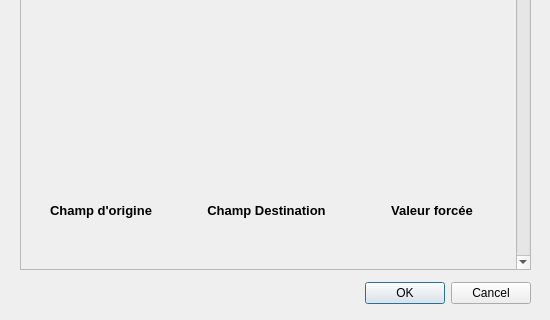
First picture: the form in Super_Copier_dialog_fields.ui, repository IDTruke/QGIS-Super_Copier, before the edit; both pictures show x 0 to 550 and y 167 to 487 of the 550 by 487 pixel window.
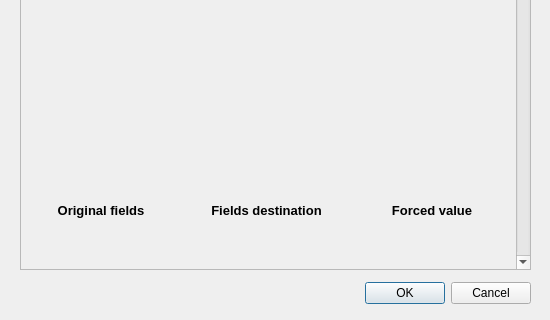
Second picture: the form after the edit.

What changed in the file:
```diff
--- a/Super_Copier_dialog_fields.ui
+++ b/Super_Copier_dialog_fields.ui
@@ -98,7 +98,7 @@
             </size>
            </property>
            <property name="text">
-            <string>&lt;html&gt;&lt;head/&gt;&lt;body style=&quot;background-color:LightGrey&quot;&gt;&lt;p align=&quot;center&quot;&gt;&lt;span style=&quot; font-size:10pt; font-weight:600;&quot;&gt;Champ Destination&lt;/span&gt;&lt;/p&gt;&lt;/body&gt;&lt;/html&gt;</string>
+            <string>&lt;html&gt;&lt;head/&gt;&lt;body style=&quot;background-color:LightGrey&quot;&gt;&lt;p align=&quot;center&quot;&gt;&lt;span style=&quot; font-size:10pt; font-weight:600;&quot;&gt;Fields destination&lt;/span&gt;&lt;/p&gt;&lt;/body&gt;&lt;/html&gt;</string>
            </property>
           </widget>
          </item>
@@ -111,7 +111,7 @@
             </size>
            </property>
            <property name="text">
-            <string>&lt;html&gt;&lt;head/&gt;&lt;body style=&quot;background-color:LightGrey&quot;&gt;&lt;p align=&quot;center&quot;&gt;&lt;span style=&quot; font-size:10pt; font-weight:600;&quot;&gt;Champ d'origine&lt;/span&gt;&lt;/p&gt;&lt;/body&gt;&lt;/html&gt;</string>
+            <string>&lt;html&gt;&lt;head/&gt;&lt;body style=&quot;background-color:LightGrey&quot;&gt;&lt;p align=&quot;center&quot;&gt;&lt;span style=&quot; font-size:10pt; font-weight:600;&quot;&gt;Original fields&lt;/span&gt;&lt;/p&gt;&lt;/body&gt;&lt;/html&gt;</string>
            </property>
           </widget>
          </item>
@@ -124,7 +124,7 @@
             </size>
            </property>
            <property name="text">
-            <string>&lt;html&gt;&lt;head/&gt;&lt;body style=&quot;background-color:LightGrey&quot;&gt;&lt;p align=&quot;center&quot;&gt;&lt;span style=&quot; font-size:10pt; font-weight:600;&quot;&gt;Valeur forcée&lt;/span&gt;&lt;/p&gt;&lt;/body&gt;&lt;/html&gt;</string>
+            <string>&lt;html&gt;&lt;head/&gt;&lt;body style=&quot;background-color:LightGrey&quot;&gt;&lt;p align=&quot;center&quot;&gt;&lt;span style=&quot; font-size:10pt; font-weight:600;&quot;&gt;Forced value&lt;/span&gt;&lt;/p&gt;&lt;/body&gt;&lt;/html&gt;</string>
            </property>
           </widget>
          </item>
```
